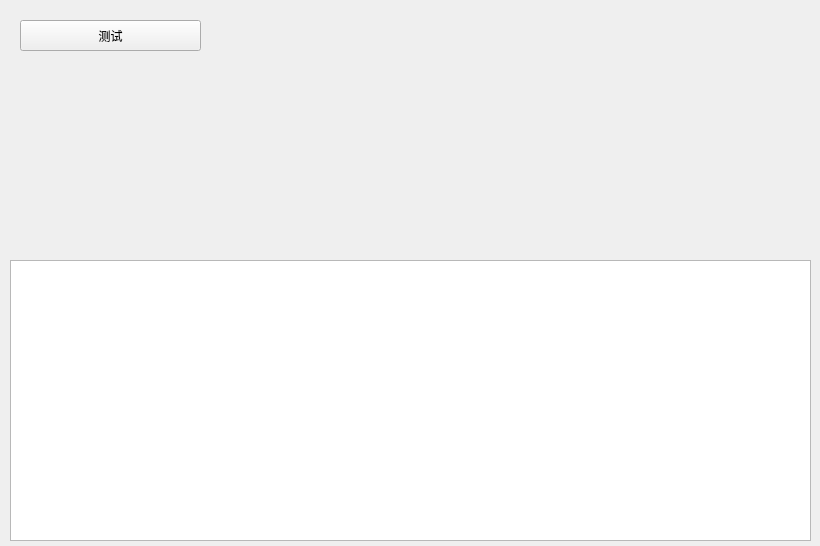
This is src/DHSDK.ui in 286897655/AVToys as Qt 5 draws it before an edit. The edited form follows.
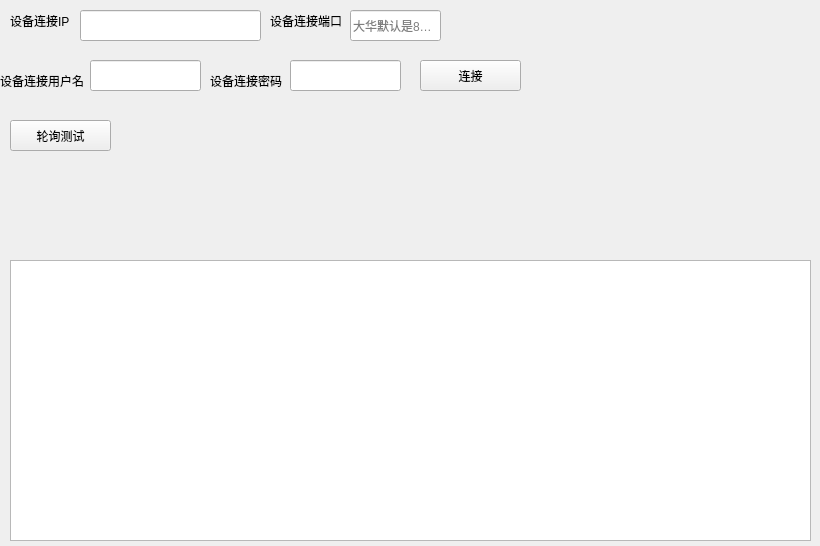
This is the edited form.

Diff of the .ui file:
```diff
--- a/src/DHSDK.ui
+++ b/src/DHSDK.ui
@@ -13,19 +13,6 @@
   <property name="windowTitle">
    <string>大华SDK测试</string>
   </property>
-  <widget class="QPushButton" name="sdkTest">
-   <property name="geometry">
-    <rect>
-     <x>20</x>
-     <y>20</y>
-     <width>181</width>
-     <height>31</height>
-    </rect>
-   </property>
-   <property name="text">
-    <string>测试</string>
-   </property>
-  </widget>
   <widget class="QTextBrowser" name="log_out">
    <property name="geometry">
     <rect>
@@ -36,6 +23,127 @@
     </rect>
    </property>
   </widget>
+  <widget class="QLabel" name="label">
+   <property name="geometry">
+    <rect>
+     <x>10</x>
+     <y>10</y>
+     <width>71</width>
+     <height>21</height>
+    </rect>
+   </property>
+   <property name="text">
+    <string>设备连接IP</string>
+   </property>
+  </widget>
+  <widget class="QPushButton" name="btnConn">
+   <property name="geometry">
+    <rect>
+     <x>420</x>
+     <y>60</y>
+     <width>101</width>
+     <height>31</height>
+    </rect>
+   </property>
+   <property name="text">
+    <string>连接</string>
+   </property>
+  </widget>
+  <widget class="QLabel" name="label_2">
+   <property name="geometry">
+    <rect>
+     <x>270</x>
+     <y>10</y>
+     <width>71</width>
+     <height>21</height>
+    </rect>
+   </property>
+   <property name="text">
+    <string>设备连接端口</string>
+   </property>
+  </widget>
+  <widget class="QLineEdit" name="txtDeviceUser">
+   <property name="geometry">
+    <rect>
+     <x>90</x>
+     <y>60</y>
+     <width>111</width>
+     <height>31</height>
+    </rect>
+   </property>
+  </widget>
+  <widget class="QLineEdit" name="txtDevicePort">
+   <property name="geometry">
+    <rect>
+     <x>350</x>
+     <y>10</y>
+     <width>91</width>
+     <height>31</height>
+    </rect>
+   </property>
+   <property name="placeholderText">
+    <string>大华默认是8000</string>
+   </property>
+  </widget>
+  <widget class="QLineEdit" name="txtDevicePwd">
+   <property name="geometry">
+    <rect>
+     <x>290</x>
+     <y>60</y>
+     <width>111</width>
+     <height>31</height>
+    </rect>
+   </property>
+  </widget>
+  <widget class="QPushButton" name="btnLoopTest">
+   <property name="geometry">
+    <rect>
+     <x>10</x>
+     <y>120</y>
+     <width>101</width>
+     <height>31</height>
+    </rect>
+   </property>
+   <property name="text">
+    <string>轮询测试</string>
+   </property>
+  </widget>
+  <widget class="QLabel" name="label_4">
+   <property name="geometry">
+    <rect>
+     <x>210</x>
+     <y>70</y>
+     <width>81</width>
+     <height>21</height>
+    </rect>
+   </property>
+   <property name="text">
+    <string>设备连接密码</string>
+   </property>
+  </widget>
+  <widget class="QLineEdit" name="txtDeviveIP">
+   <property name="geometry">
+    <rect>
+     <x>80</x>
+     <y>10</y>
+     <width>181</width>
+     <height>31</height>
+    </rect>
+   </property>
+  </widget>
+  <widget class="QLabel" name="label_3">
+   <property name="geometry">
+    <rect>
+     <x>0</x>
+     <y>70</y>
+     <width>91</width>
+     <height>21</height>
+    </rect>
+   </property>
+   <property name="text">
+    <string>设备连接用户名</string>
+   </property>
+  </widget>
  </widget>
  <resources/>
  <connections/>
```
